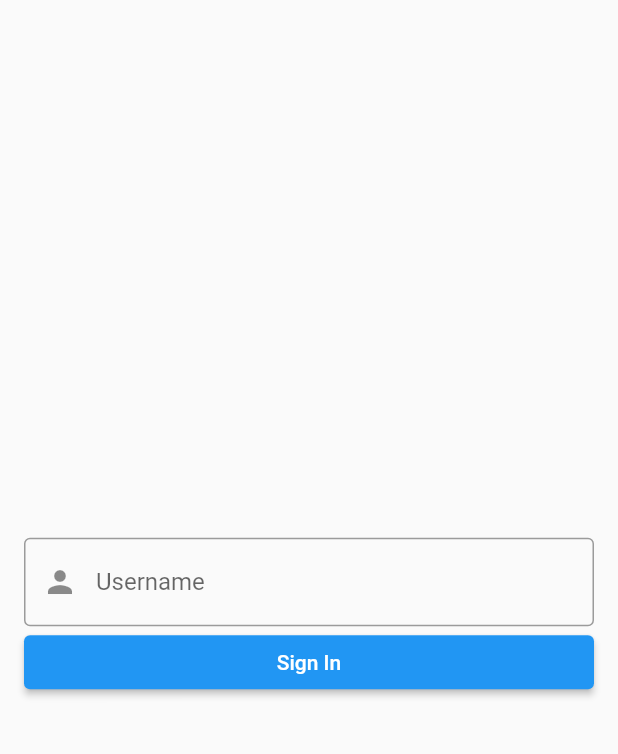
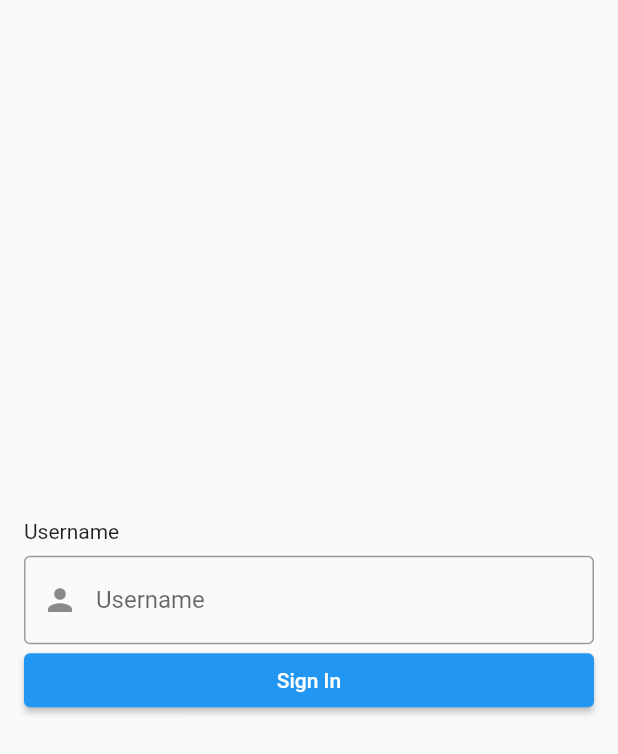
Before and after one commit to LittleFireflies/test_gluon, a Flutter app: the screen it shows after launch, on a phone screen of 412 x 824 dp. Shown: the top 754 px of the screen. Run offline on Flutter 3.47's test engine with Material 2 defaults, Android fonts, the phone set to English and light mode, and no system bars.

```diff
--- a/lib/home_page.dart
+++ b/lib/home_page.dart
@@ -19,7 +19,7 @@ class HomePage extends StatelessWidget {
           children: [
             CustomTextField(
               formFieldKey: _usernameFieldKey,
-              hintText: 'Username',
+              labelText: 'Username',
               prefixIcon: const Icon(Icons.person),
               controller: _usernameController,
               onFieldSubmitted: (value) {
--- a/lib/widgets/custom_text_field.dart
+++ b/lib/widgets/custom_text_field.dart
@@ -1,22 +1,26 @@
 import 'package:flutter/material.dart';
 
 class CustomTextField extends StatefulWidget {
-  const CustomTextField(
-      {Key? key,
-      this.hintText,
+  const CustomTextField({
+    Key? key,
+    required this.labelText,
     this.onFieldSubmitted,
     this.validator,
     this.controller,
     this.prefixIcon,
-      required this.formFieldKey})
-      : super(key: key);
+    required this.formFieldKey,
+    this.isReadOnly = false,
+    this.keyboardType,
+  }) : super(key: key);
 
-  final String? hintText;
+  final String labelText;
   final void Function(String)? onFieldSubmitted;
   final String? Function(String?)? validator;
   final TextEditingController? controller;
   final Widget? prefixIcon;
   final GlobalKey<FormFieldState> formFieldKey;
+  final bool isReadOnly;
+  final TextInputType? keyboardType;
 
   @override
   State<CustomTextField> createState() => _CustomTextFieldState();
@@ -27,9 +31,16 @@ class _CustomTextFieldState extends State<CustomTextField> {
 
   @override
   Widget build(BuildContext context) {
-    return TextFormField(
+    return Column(
+      crossAxisAlignment: CrossAxisAlignment.stretch,
+      children: [
+        Text(widget.labelText),
+        const SizedBox(height: 8),
+        TextFormField(
           key: widget.formFieldKey,
           controller: widget.controller,
+          readOnly: widget.isReadOnly,
+          keyboardType: widget.keyboardType,
           decoration: InputDecoration(
             prefixIcon: widget.prefixIcon,
             suffixIcon: _errorMessage != null
@@ -46,7 +57,7 @@ class _CustomTextFieldState extends State<CustomTextField> {
                     ),
                   )
                 : null,
-        hintText: widget.hintText,
+            hintText: widget.labelText,
             border: const OutlineInputBorder(),
             errorStyle: const TextStyle(
               // Hacky way to hide default error
@@ -68,6 +79,8 @@ class _CustomTextFieldState extends State<CustomTextField> {
 
             return null;
           },
+        ),
+      ],
     );
   }
 
```
Also changed, not shown: lib/converter_page.dart (+31 -3 lines). Lines whose indentation alone changed are shown as unchanged.
